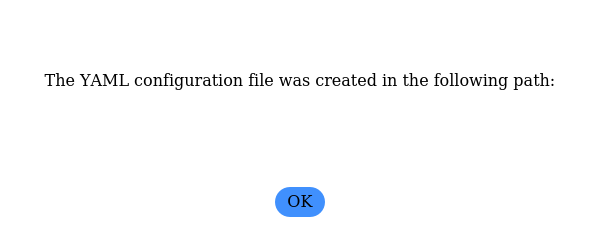
Old version of the form ui_dialog.ui in the repository BiaPyX/BiaPy-GUI.
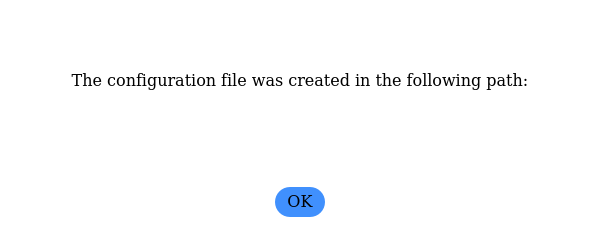
New version of the form. Icons and pictures are not drawn.

Commit message: Change some description to avoid YAML word

Patch:
```diff
--- a/ui_dialog.ui
+++ b/ui_dialog.ui
@@ -288,7 +288,7 @@
             <string notr="true"/>
            </property>
            <property name="text">
-            <string>The YAML configuration file was created in the following path:</string>
+            <string>The configuration file was created in the following path:</string>
            </property>
            <property name="alignment">
             <set>Qt::AlignCenter</set>
```
The commit also changes 7 other files.
